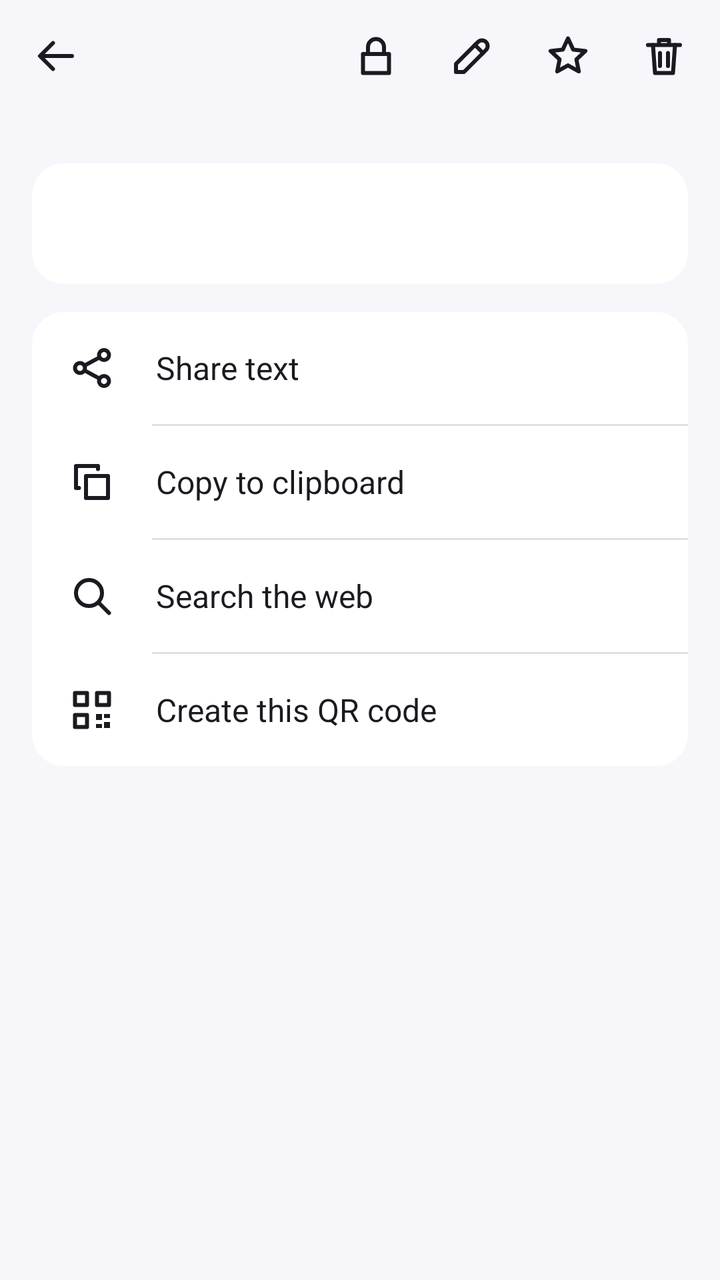
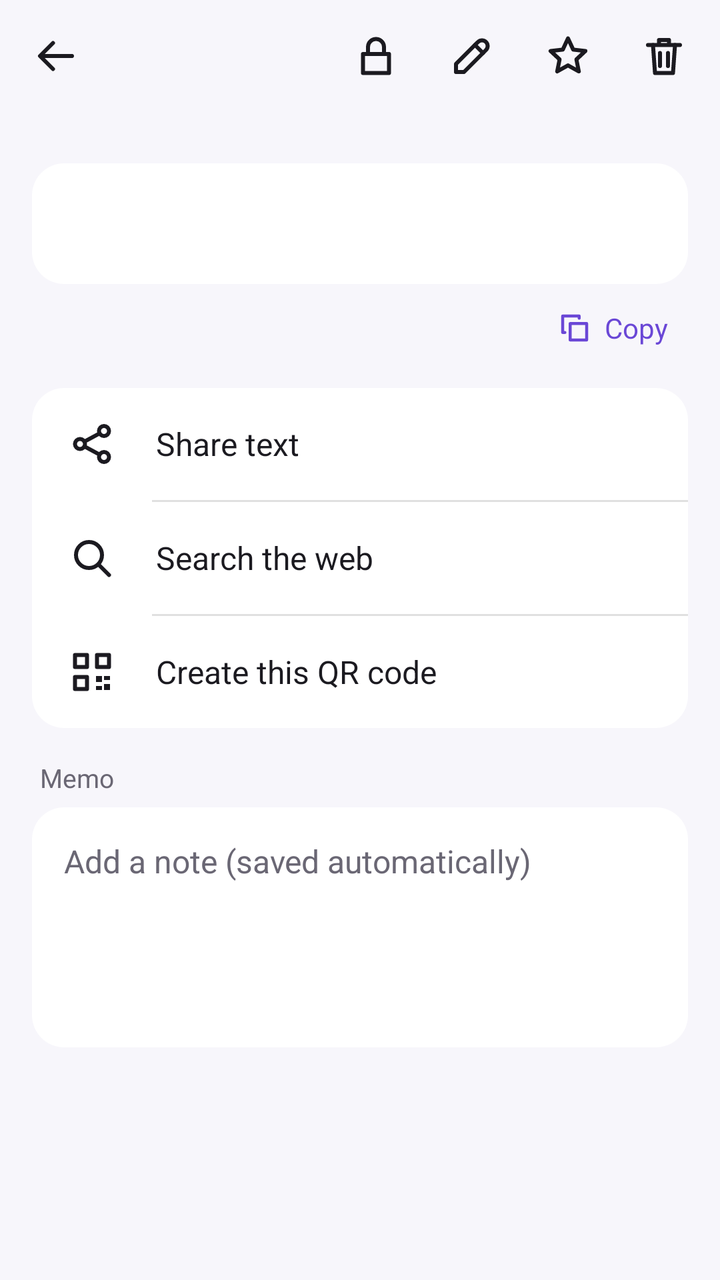

Compare the two renders of this Android layout. The source of the first and the diff that turns it into the second are given below.
<!-- AndroidManifest.xml: application theme AppTheme -->
<!-- res/layout/activity_detail.xml -->
<?xml version="1.0" encoding="utf-8"?>
<LinearLayout xmlns:android="http://schemas.android.com/apk/res/android"
    android:id="@+id/root"
    android:layout_width="match_parent"
    android:layout_height="match_parent"
    android:orientation="vertical">

    <LinearLayout style="@style/TopBar">

        <ImageButton
            android:id="@+id/btn_back"
            style="@style/IconBtn"
            android:contentDescription="@string/back"
            android:src="@drawable/ic_back" />

        <TextView
            android:id="@+id/title"
            style="@style/TopTitle"
            android:paddingStart="4dp"
            android:paddingEnd="4dp" />

        <com.zmlworks.qrreader.UnlockPill
            android:id="@+id/unlock_pill"
            style="@style/UnlockPill"
            android:tag="compact" />

        <ImageButton
            android:id="@+id/btn_lock"
            style="@style/IconBtn"
            android:contentDescription="@string/protect"
            android:src="@drawable/ic_lock" />

        <ImageButton
            android:id="@+id/btn_name"
            style="@style/IconBtn"
            android:contentDescription="@string/rename"
            android:src="@drawable/ic_edit" />

        <ImageButton
            android:id="@+id/btn_fav"
            style="@style/IconBtn"
            android:contentDescription="@string/favorite"
            android:src="@drawable/ic_star" />

        <ImageButton
            android:id="@+id/btn_delete"
            style="@style/IconBtn"
            android:contentDescription="@string/delete"
            android:src="@drawable/ic_delete" />
    </LinearLayout>

    <FrameLayout
        android:layout_width="match_parent"
        android:layout_height="0dp"
        android:layout_weight="1">

    <ScrollView
        android:id="@+id/content"
        android:layout_width="match_parent"
        android:layout_height="match_parent">

        <LinearLayout
            android:layout_width="match_parent"
            android:layout_height="wrap_content"
            android:orientation="vertical"
            android:paddingStart="16dp"
            android:paddingEnd="16dp"
            android:paddingBottom="16dp">

            <TextView
                android:id="@+id/name"
                android:layout_width="match_parent"
                android:layout_height="wrap_content"
                android:paddingStart="4dp"
                android:paddingEnd="4dp"
                android:paddingBottom="4dp"
                android:textColor="@color/text"
                android:textSize="20sp"
                android:textStyle="bold"
                android:visibility="gone" />

            <TextView
                android:id="@+id/meta"
                android:layout_width="match_parent"
                android:layout_height="wrap_content"
                android:paddingStart="4dp"
                android:paddingEnd="4dp"
                android:paddingBottom="8dp"
                android:textColor="@color/dim"
                android:textSize="13sp" />

            <TextView
                android:id="@+id/text"
                android:layout_width="match_parent"
                android:layout_height="wrap_content"
                android:background="@drawable/card_bg"
                android:lineSpacingExtra="3dp"
                android:padding="18dp"
                android:textColor="@color/text"
                android:textSize="18sp" />

            <TextView
                android:id="@+id/fields"
                android:layout_width="match_parent"
                android:layout_height="wrap_content"
                android:layout_marginTop="10dp"
                android:background="@drawable/card_bg"
                android:lineSpacingExtra="4dp"
                android:padding="18dp"
                android:textColor="@color/text"
                android:textIsSelectable="true"
                android:textSize="16sp"
                android:visibility="gone" />

            
            <LinearLayout
                android:id="@+id/actions"
                android:layout_width="match_parent"
                android:layout_height="wrap_content"
                android:layout_marginTop="14dp"
                android:background="@drawable/card_bg"
                android:divider="@drawable/row_divider"
                android:orientation="vertical"
                android:showDividers="middle">

                <TextView
                    android:id="@+id/act_share"
                    style="@style/ActionRow"
                    android:drawableStart="@drawable/ic_share"
                    android:text="@string/share_text" />

                <TextView
                    android:id="@+id/act_copy"
                    style="@style/ActionRow"
                    android:drawableStart="@drawable/ic_copy"
                    android:text="@string/copy_clipboard" />

                <TextView
                    android:id="@+id/act_search"
                    style="@style/ActionRow"
                    android:drawableStart="@drawable/ic_search"
                    android:text="@string/search_web" />

                <TextView
                    android:id="@+id/act_qr"
                    style="@style/ActionRow"
                    android:drawableStart="@drawable/ic_qr"
                    android:text="@string/create_this_qr" />
            </LinearLayout>
        </LinearLayout>
    </ScrollView>

    
    <LinearLayout
        android:id="@+id/locked"
        android:layout_width="match_parent"
        android:layout_height="match_parent"
        android:gravity="center"
        android:orientation="vertical"
        android:padding="32dp"
        android:visibility="gone">

        <ImageView
            android:layout_width="56dp"
            android:layout_height="56dp"
            android:importantForAccessibility="no"
            android:src="@drawable/ic_lock_filled" />

        <TextView
            android:id="@+id/locked_text"
            android:layout_width="wrap_content"
            android:layout_height="wrap_content"
            android:layout_marginTop="16dp"
            android:gravity="center"
            android:text="@string/protected_item"
            android:textColor="@color/text"
            android:textSize="17sp" />

        <Button
            android:id="@+id/btn_unlock"
            style="@style/UnlockButton"
            android:layout_width="wrap_content"
            android:layout_height="wrap_content"
            android:layout_marginTop="20dp"
            android:text="@string/unlock" />
    </LinearLayout>
    </FrameLayout>

    <include layout="@layout/snackbar" />
</LinearLayout>
<!-- res/layout/snackbar.xml (included above) -->
<?xml version="1.0" encoding="utf-8"?>
<LinearLayout xmlns:android="http://schemas.android.com/apk/res/android"
    android:id="@+id/snack"
    android:layout_width="match_parent"
    android:layout_height="wrap_content"
    android:layout_margin="12dp"
    android:background="@drawable/snack_bg"
    android:elevation="6dp"
    android:gravity="center_vertical"
    android:minHeight="52dp"
    android:orientation="horizontal"
    android:paddingStart="18dp"
    android:paddingEnd="6dp"
    android:visibility="gone">

    <TextView
        android:id="@+id/snack_text"
        android:layout_width="0dp"
        android:layout_height="wrap_content"
        android:layout_weight="1"
        android:maxLines="2"
        android:ellipsize="end"
        android:textColor="#FFFFFFFF"
        android:textSize="15sp" />

    <TextView
        android:id="@+id/snack_action"
        android:layout_width="wrap_content"
        android:layout_height="48dp"
        android:background="?android:attr/selectableItemBackground"
        android:gravity="center"
        android:paddingStart="14dp"
        android:paddingEnd="14dp"
        android:text="@string/undo"
        android:textColor="#FFC8B6FF"
        android:textSize="15sp"
        android:textStyle="bold" />
</LinearLayout>
<!-- resources referenced by this layout -->
<resources>
  <color name="dim">#FF6A6774</color>
  <color name="text">#FF1B1A20</color>
  <!-- drawable card_bg (drawable) -->
  <?xml version="1.0" encoding="utf-8"?>
  <shape xmlns:android="http://schemas.android.com/apk/res/android" android:shape="rectangle">
      <solid android:color="@color/surface" />
      <corners android:radius="16dp" />
  </shape>
  <!-- drawable ic_copy (drawable) -->
  <?xml version="1.0" encoding="utf-8"?>
  <vector xmlns:android="http://schemas.android.com/apk/res/android"
      android:width="24dp" android:height="24dp" android:viewportWidth="24" android:viewportHeight="24"
      android:tint="?android:attr/textColorPrimary">
      <path android:fillColor="#00000000" android:strokeColor="#FFFFFFFF" android:strokeWidth="2" android:strokeLineCap="round" android:strokeLineJoin="round" android:pathData="M9,9h11v11h-11z" />
      <path android:fillColor="#00000000" android:strokeColor="#FFFFFFFF" android:strokeWidth="2" android:strokeLineCap="round" android:strokeLineJoin="round" android:pathData="M15,5.5V4H4v11h1.5" />
  </vector>
  <!-- drawable row_divider (drawable) -->
  <?xml version="1.0" encoding="utf-8"?>
  <inset xmlns:android="http://schemas.android.com/apk/res/android" android:insetLeft="60dp">
      <shape android:shape="rectangle">
          <solid android:color="@color/line" />
          <size android:height="1dp" />
      </shape>
  </inset>
  <!-- drawable snack_bg (drawable) -->
  <?xml version="1.0" encoding="utf-8"?>
  <shape xmlns:android="http://schemas.android.com/apk/res/android" android:shape="rectangle">
      <solid android:color="@color/snack" />
      <corners android:radius="12dp" />
  </shape>
  <string name="back">Back</string>
  <string name="copy_clipboard">Copy to clipboard</string>
  <string name="create_this_qr">Create this QR code</string>
  <string name="delete">Delete</string>
  <string name="favorite">Favorite</string>
  <string name="protect">Protect this item</string>
  <string name="protected_item">This item is protected.</string>
  <string name="rename">Name this item</string>
  <string name="search_web">Search the web</string>
  <string name="share_text">Share text</string>
  <string name="undo">UNDO</string>
  <string name="unlock">Unlock</string>
  <style name="IconBtn">
          <item name="android:layout_width">48dp</item>
          <item name="android:layout_height">48dp</item>
          <item name="android:background">?android:attr/selectableItemBackgroundBorderless</item>
          <item name="android:scaleType">center</item>
      </style>
  <style name="UnlockButton" parent="android:Widget.Material.Button.Borderless.Colored">
          <item name="android:textAllCaps">false</item>
          <item name="android:textSize">16sp</item>
      </style>
  <color name="surface">#FFFFFFFF</color>
  <color name="line">#1F000000</color>
  <color name="snack">#FF2C2A33</color>
  <!-- drawable unlock_pill_bg (drawable) -->
  <?xml version="1.0" encoding="utf-8"?>
  <ripple xmlns:android="http://schemas.android.com/apk/res/android" android:color="#33000000">
      <item>
          <shape android:shape="rectangle">
              <solid android:color="@color/surface2" />
              <corners android:radius="14dp" />
          </shape>
      </item>
  </ripple>
  <color name="accent">#FF6A47D6</color>
  <style name="BaseTheme" parent="android:Theme.Material.Light.NoActionBar">
          <item name="android:windowLightStatusBar">true</item>
      </style>
  <color name="bg">#FFF7F6FB</color>
  <style name="Dialog" parent="android:Theme.Material.Light.Dialog.Alert">
          <item name="android:colorAccent">@color/accent</item>
          <item name="android:colorBackground">@color/surface</item>
          <item name="android:textColorPrimary">@color/text</item>
      </style>
  <color name="surface2">#FFEDEAF5</color>
  <!-- unchanged entries left out for length: 16 -->
</resources>

<!-- the commit's change to res/layout/activity_detail.xml (unified diff, before → after) -->
@@ -89,6 +89,16 @@
                 android:textColor="@color/dim"
                 android:textSize="13sp" />
 
+            
+            <com.zmlworks.qrreader.QrView
+                android:id="@+id/detail_qr"
+                android:layout_width="220dp"
+                android:layout_height="220dp"
+                android:layout_gravity="center_horizontal"
+                android:layout_marginBottom="12dp"
+                android:contentDescription="@string/created_qr"
+                android:visibility="gone" />
+
             <TextView
                 android:id="@+id/text"
                 android:layout_width="match_parent"
@@ -99,11 +109,28 @@
                 android:textColor="@color/text"
                 android:textSize="18sp" />
 
+            
+            <TextView
+                android:id="@+id/act_copy"
+                android:layout_width="wrap_content"
+                android:layout_height="40dp"
+                android:layout_gravity="end"
+                android:layout_marginTop="2dp"
+                android:background="?android:attr/selectableItemBackground"
+                android:drawableStart="@drawable/ic_copy_small"
+                android:drawablePadding="6dp"
+                android:gravity="center_vertical"
+                android:paddingStart="10dp"
+                android:paddingEnd="10dp"
+                android:text="@string/copy"
+                android:textColor="@color/accent"
+                android:textSize="14sp" />
+
             <TextView
                 android:id="@+id/fields"
                 android:layout_width="match_parent"
                 android:layout_height="wrap_content"
-                android:layout_marginTop="10dp"
+                android:layout_marginTop="4dp"
                 android:background="@drawable/card_bg"
                 android:lineSpacingExtra="4dp"
                 android:padding="18dp"
@@ -117,7 +144,7 @@
                 android:id="@+id/actions"
                 android:layout_width="match_parent"
                 android:layout_height="wrap_content"
-                android:layout_marginTop="14dp"
+                android:layout_marginTop="10dp"
                 android:background="@drawable/card_bg"
                 android:divider="@drawable/row_divider"
                 android:orientation="vertical"
@@ -128,12 +155,6 @@
                     style="@style/ActionRow"
                     android:drawableStart="@drawable/ic_share"
                     android:text="@string/share_text" />
-
-                <TextView
-                    android:id="@+id/act_copy"
-                    style="@style/ActionRow"
-                    android:drawableStart="@drawable/ic_copy"
-                    android:text="@string/copy_clipboard" />
 
                 <TextView
                     android:id="@+id/act_search"
@@ -147,6 +168,34 @@
                     android:drawableStart="@drawable/ic_qr"
                     android:text="@string/create_this_qr" />
             </LinearLayout>
+
+            
+            <TextView
+                android:id="@+id/memo_label"
+                android:layout_width="match_parent"
+                android:layout_height="wrap_content"
+                android:layout_marginTop="16dp"
+                android:paddingStart="4dp"
+                android:paddingEnd="4dp"
+                android:paddingBottom="6dp"
+                android:text="@string/memo"
+                android:textColor="@color/dim"
+                android:textSize="13sp" />
+
+            <EditText
+                android:id="@+id/memo"
+                android:layout_width="match_parent"
+                android:layout_height="wrap_content"
+                android:background="@drawable/card_bg"
+                android:gravity="top|start"
+                android:hint="@string/memo_hint"
+                android:importantForAutofill="no"
+                android:inputType="textMultiLine|textCapSentences"
+                android:minHeight="120dp"
+                android:padding="16dp"
+                android:textColor="@color/text"
+                android:textColorHint="@color/dim"
+                android:textSize="16sp" />
         </LinearLayout>
     </ScrollView>
 
<!-- resource entries referenced after the edit -->
@@ -8,11 +8,11 @@
       <solid android:color="@color/surface" />
       <corners android:radius="16dp" />
   </shape>
-  <!-- drawable ic_copy (drawable) -->
+  <!-- drawable ic_copy_small (drawable) -->
   <?xml version="1.0" encoding="utf-8"?>
   <vector xmlns:android="http://schemas.android.com/apk/res/android"
-      android:width="24dp" android:height="24dp" android:viewportWidth="24" android:viewportHeight="24"
-      android:tint="?android:attr/textColorPrimary">
+      android:width="18dp" android:height="18dp" android:viewportWidth="24" android:viewportHeight="24"
+      android:tint="@color/accent">
       <path android:fillColor="#00000000" android:strokeColor="#FFFFFFFF" android:strokeWidth="2" android:strokeLineCap="round" android:strokeLineJoin="round" android:pathData="M9,9h11v11h-11z" />
       <path android:fillColor="#00000000" android:strokeColor="#FFFFFFFF" android:strokeWidth="2" android:strokeLineCap="round" android:strokeLineJoin="round" android:pathData="M15,5.5V4H4v11h1.5" />
   </vector>
@@ -31,10 +31,13 @@
       <corners android:radius="12dp" />
   </shape>
   <string name="back">Back</string>
-  <string name="copy_clipboard">Copy to clipboard</string>
+  <string name="copy">Copy</string>
   <string name="create_this_qr">Create this QR code</string>
+  <string name="created_qr">QR code of this text</string>
   <string name="delete">Delete</string>
   <string name="favorite">Favorite</string>
+  <string name="memo">Memo</string>
+  <string name="memo_hint">Add a note (saved automatically)</string>
   <string name="protect">Protect this item</string>
   <string name="protected_item">This item is protected.</string>
   <string name="rename">Name this item</string>
